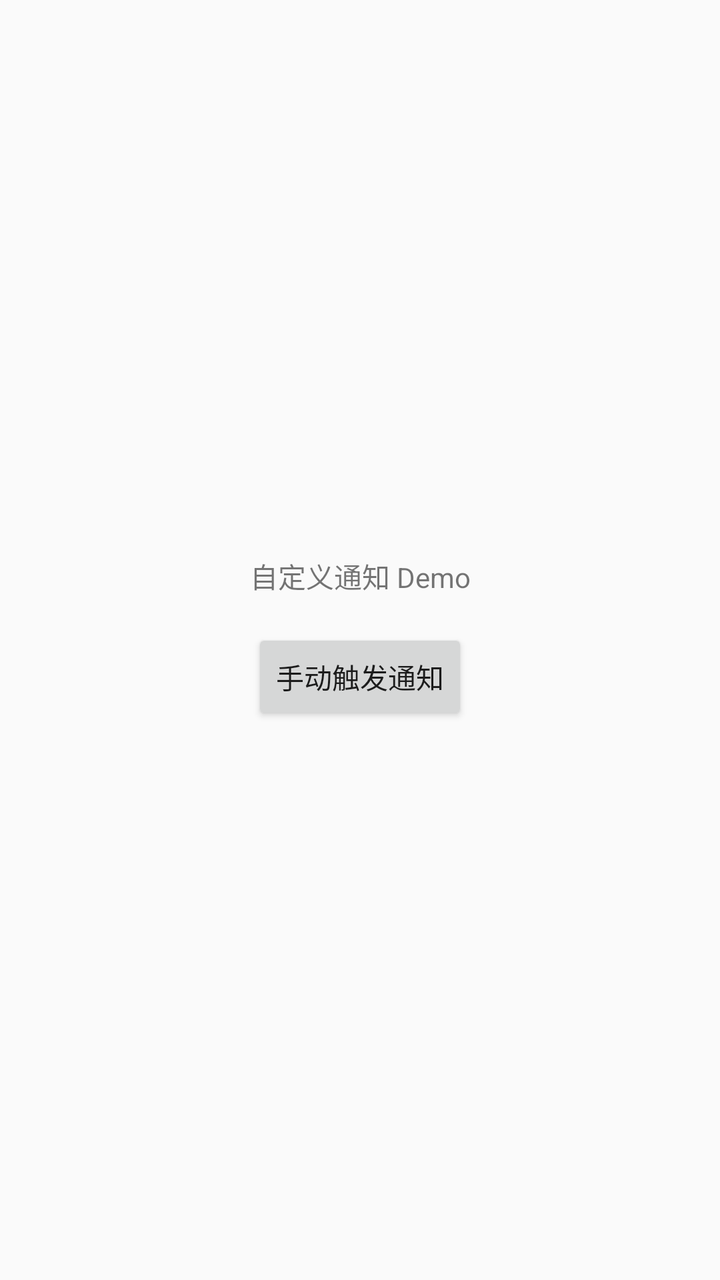
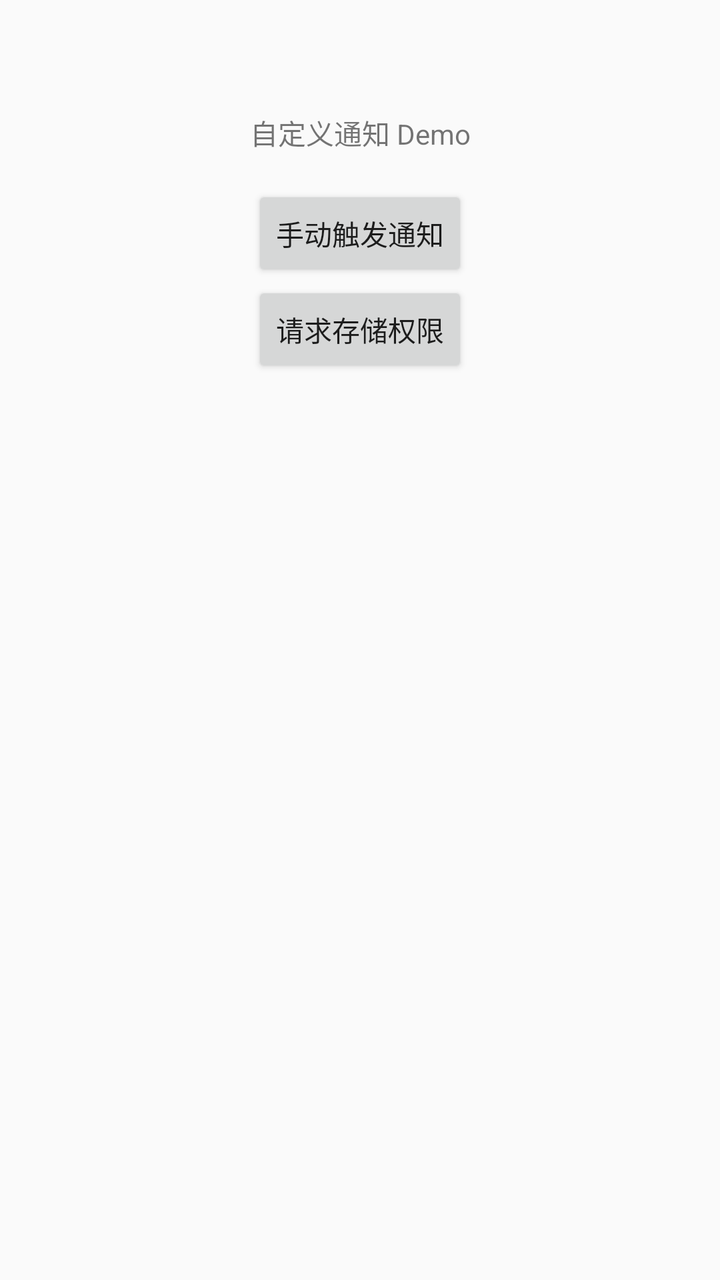

An Android layout rendered at two revisions. The XML below is the earlier revision; the diff shows what the commit changed to produce the second picture.
<!-- AndroidManifest.xml: activity theme Theme.NotificationDemo -->
<!-- res/layout/activity_main.xml -->
<?xml version="1.0" encoding="utf-8"?>
<androidx.constraintlayout.widget.ConstraintLayout xmlns:android="http://schemas.android.com/apk/res/android"
    xmlns:app="http://schemas.android.com/apk/res-auto"
    xmlns:tools="http://schemas.android.com/tools"
    android:layout_width="match_parent"
    android:layout_height="match_parent"
    tools:context=".MainActivity">

    <TextView
        android:id="@+id/tv_greeting"
        android:layout_width="wrap_content"
        android:layout_height="wrap_content"
        android:text="自定义通知 Demo"
        app:layout_constraintBottom_toTopOf="@id/btn_show_notification"
        app:layout_constraintEnd_toEndOf="parent"
        app:layout_constraintStart_toStartOf="parent"
        app:layout_constraintTop_toTopOf="parent"
        app:layout_constraintVertical_chainStyle="packed" />

    <Button
        android:id="@+id/btn_show_notification"
        android:layout_width="wrap_content"
        android:layout_height="wrap_content"
        android:layout_marginTop="16dp"
        android:text="手动触发通知"
        app:layout_constraintBottom_toBottomOf="parent"
        app:layout_constraintEnd_toEndOf="parent"
        app:layout_constraintStart_toStartOf="parent"
        app:layout_constraintTop_toBottomOf="@id/tv_greeting" />

</androidx.constraintlayout.widget.ConstraintLayout>
<!-- resources referenced by this layout -->
<resources>
  <style name="Theme.NotificationDemo" parent="Theme.AppCompat.DayNight.NoActionBar">
          
          <item name="colorPrimary">@color/purple_500</item>
          <item name="colorPrimaryDark">@color/purple_700</item>
          <item name="colorAccent">@color/teal_200</item>
      </style>
  <color name="purple_500">#FF6200EE</color>
  <color name="purple_700">#FF3700B3</color>
  <color name="teal_200">#FF03DAC5</color>
</resources>

<!-- the commit's change to res/layout/activity_main.xml (unified diff, before → after) -->
@@ -15,6 +15,7 @@
         app:layout_constraintEnd_toEndOf="parent"
         app:layout_constraintStart_toStartOf="parent"
         app:layout_constraintTop_toTopOf="parent"
+        android:layout_marginTop="56dp"
         app:layout_constraintVertical_chainStyle="packed" />
 
     <Button
@@ -22,10 +23,18 @@
         android:layout_width="wrap_content"
         android:layout_height="wrap_content"
         android:layout_marginTop="16dp"
-        android:text="手动触发通知"
-        app:layout_constraintBottom_toBottomOf="parent"
+        android:text="@string/btn_show_notification"
         app:layout_constraintEnd_toEndOf="parent"
         app:layout_constraintStart_toStartOf="parent"
         app:layout_constraintTop_toBottomOf="@id/tv_greeting" />
 
+    <Button
+        android:id="@+id/btn_request_storage"
+        android:layout_width="wrap_content"
+        android:layout_height="wrap_content"
+        android:text="@string/btn_request_storage"
+        app:layout_constraintEnd_toEndOf="parent"
+        app:layout_constraintStart_toStartOf="parent"
+        app:layout_constraintTop_toBottomOf="@id/btn_show_notification" />
+
 </androidx.constraintlayout.widget.ConstraintLayout>
<!-- resource entries referenced after the edit -->
@@ -1,5 +1,7 @@
 <!-- resources referenced by this layout -->
 <resources>
+  <string name="btn_request_storage">请求存储权限</string>
+  <string name="btn_show_notification">手动触发通知</string>
   <style name="Theme.NotificationDemo" parent="Theme.AppCompat.DayNight.NoActionBar">
           
           <item name="colorPrimary">@color/purple_500</item>
